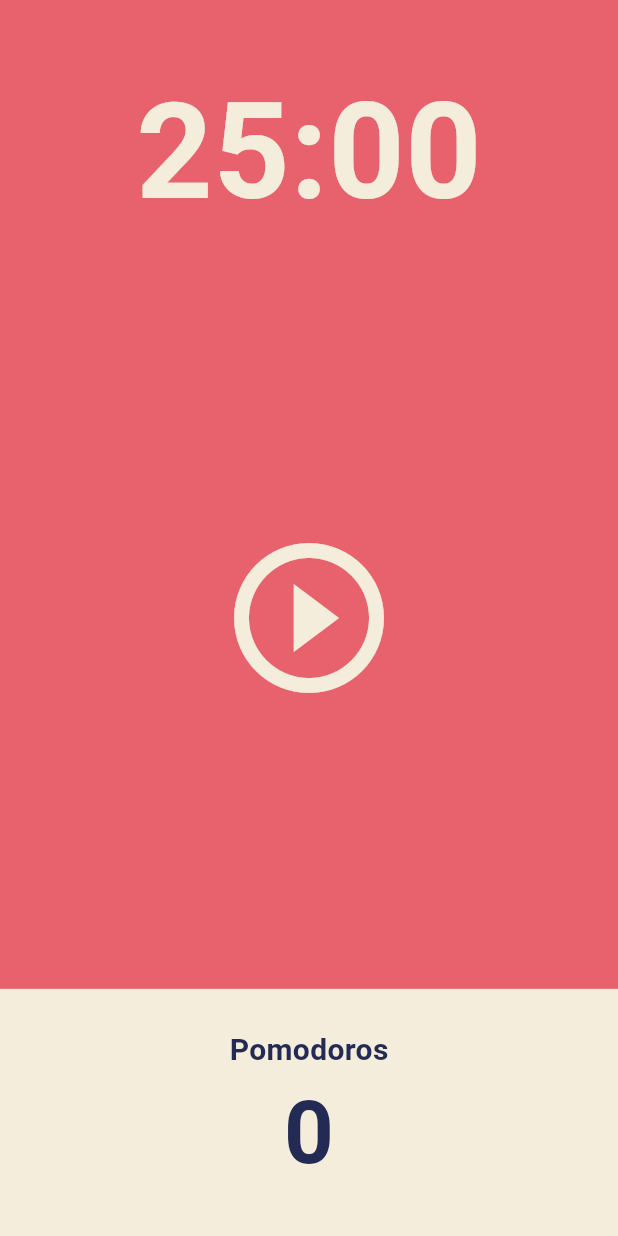
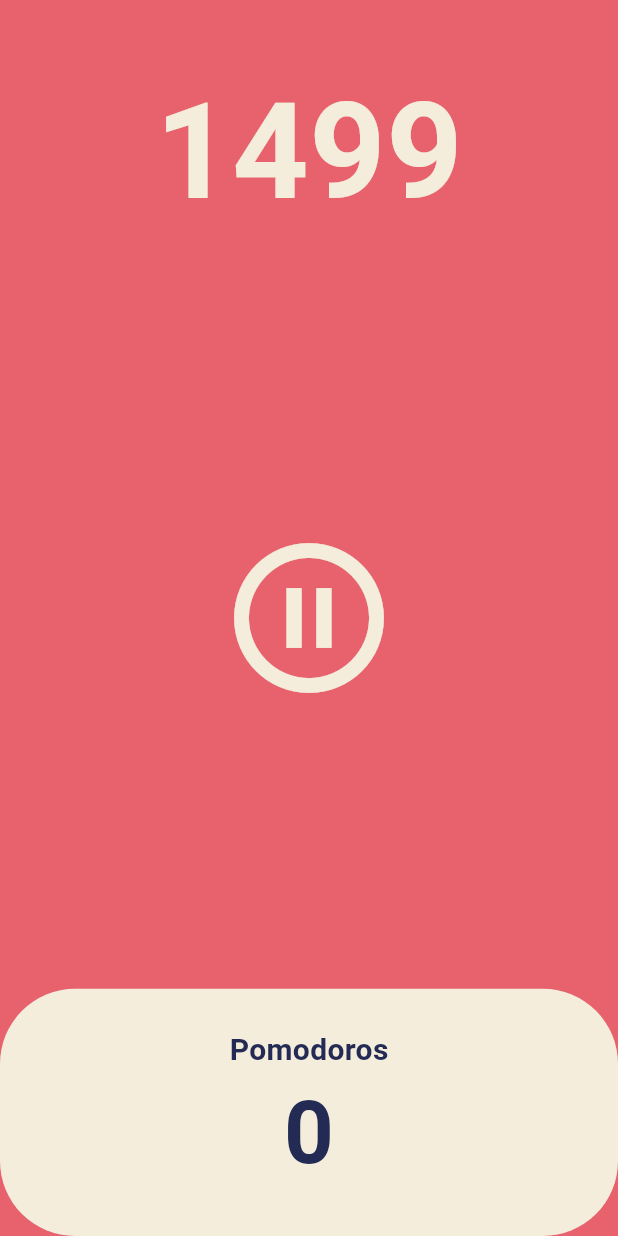
Before and after one commit to Bryson-Joseph/lectures., a Flutter app: the screen it shows after launch, after a tap on the "play circle outline" icon, on a phone screen of 412 x 824 dp. Run offline on Flutter 3.47's test engine with Material 3 defaults, Android fonts, the light colour scheme and no system bars.

Commit message:
pause play

```diff
--- a/toonflix/lib/screens/home_screen.dart
+++ b/toonflix/lib/screens/home_screen.dart
@@ -1,27 +1,62 @@
+import 'dart:async';
 import 'package:flutter/material.dart';
 
+// Stateful widget for the home screen, allowing dynamic UI updates.
 class HomeScreen extends StatefulWidget {
-  // Allows for unique identification of this widget in the widget tree.
   const HomeScreen({super.key});
+
   @override
   State<HomeScreen> createState() => _HomeScreenState();
 }
 
 class _HomeScreenState extends State<HomeScreen> {
-  // This is where the widget's dynamic behavior and apperance are defined..
+  int totalSeconds = 1500;
+
+  // Flag to track whether the timer is running.
+  bool isRunning = false;
+
+  // Timer object to handle the countdown.
+  late Timer timer;
+
+  // Called every second to decrease the time by 1.
+  void onTick(Timer timer) {
+    setState(() {
+      totalSeconds = totalSeconds - 1;
+    });
+  }
+
+  // Starts the timer and updates the running state.
+  void onStartPressed() {
+    timer = Timer.periodic(
+      const Duration(seconds: 1),
+      onTick,
+    );
+    setState(() {
+      isRunning = true;
+    });
+  }
+
+  // Pauses the timer and updates the running state.
+  void onPausePressed() {
+    timer.cancel(); // Stop the timer.
+    setState(() {
+      isRunning = false;
+    });
+  }
+
   @override
   Widget build(BuildContext context) {
     return Scaffold(
-      backgroundColor: Theme.of(context).colorScheme.surface,
+      backgroundColor:
+          Theme.of(context).colorScheme.surface, // Background color.
       body: Column(
         children: [
           Flexible(
-            // Timer display.
             flex: 1,
             child: Container(
               alignment: Alignment.bottomCenter,
               child: Text(
-                '25:00',
+                '$totalSeconds',
                 style: TextStyle(
                   color: Theme.of(context).cardColor,
                   fontSize: 89,
@@ -31,19 +66,19 @@
             ),
           ),
           Flexible(
-            // Control Button
             flex: 3,
             child: Center(
               child: IconButton(
                 iconSize: 120,
                 color: Theme.of(context).cardColor,
-                onPressed: () {},
-                icon: const Icon(Icons.play_circle_outline),
+                onPressed: isRunning ? onPausePressed : onStartPressed,
+                icon: Icon(isRunning
+                    ? Icons.pause_circle_outline
+                    : Icons.play_circle_outline),
               ),
             ),
           ),
           Flexible(
-            // Pomodoros Counter
             flex: 1,
             child: Row(
               children: [
@@ -51,14 +86,16 @@
                   child: Container(
                     decoration: BoxDecoration(
                       color: Theme.of(context).cardColor,
+                      borderRadius: BorderRadius.circular(50),
                     ),
                     child: Column(
-                      mainAxisAlignment: MainAxisAlignment.center,
+                      mainAxisAlignment:
+                          MainAxisAlignment.center, // Center contents.
                       children: [
                         Text(
                           'Pomodoros',
                           style: TextStyle(
-                            fontSize: 20,
+                            fontSize: 20, //
                             fontWeight: FontWeight.w600,
                             color:
                                 Theme.of(context).textTheme.displayLarge!.color,
@@ -69,8 +106,10 @@
                           style: TextStyle(
                             fontSize: 58,
                             fontWeight: FontWeight.w600,
-                            color:
-                                Theme.of(context).textTheme.displayLarge!.color,
+                            color: Theme.of(context)
+                                .textTheme
+                                .displayLarge!
+                                .color, // Text color.
                           ),
                         ),
                       ],
```
